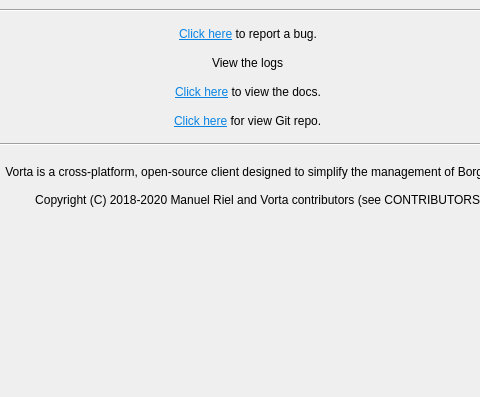
Before: the Qt Designer form src/vorta/assets/UI/abouttab.ui in borgbase/vorta, drawn with Qt 5; both pictures show x 147 to 627 and y 100 to 497 of the 791 by 497 pixel window.
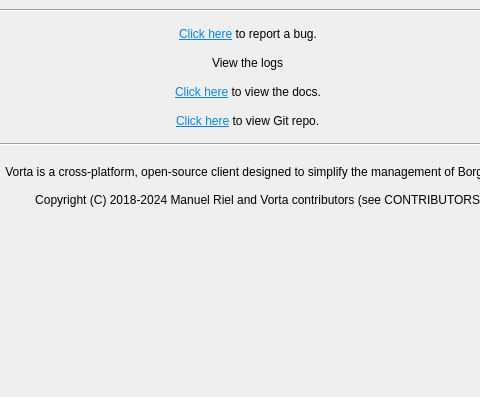
After: the same form once the commit is applied.

Commit message: fix: about dialogue grammar and copyright year

```diff
--- a/src/vorta/assets/UI/abouttab.ui
+++ b/src/vorta/assets/UI/abouttab.ui
@@ -213,7 +213,7 @@
          <item>
           <widget class="QLabel" name="label">
            <property name="text">
-            <string>&lt;html&gt;&lt;head/&gt;&lt;body&gt;&lt;p&gt;&lt;a href=&quot;https://github.com/borgbase/vorta&quot;&gt;&lt;span style=&quot; text-decoration: underline; color:#0984e3;&quot;&gt;Click here&lt;/span&gt;&lt;/a&gt; for view Git repo.&lt;/p&gt;&lt;/body&gt;&lt;/html&gt;</string>
+            <string>&lt;html&gt;&lt;head/&gt;&lt;body&gt;&lt;p&gt;&lt;a href=&quot;https://github.com/borgbase/vorta&quot;&gt;&lt;span style=&quot; text-decoration: underline; color:#0984e3;&quot;&gt;Click here&lt;/span&gt;&lt;/a&gt; to view Git repo.&lt;/p&gt;&lt;/body&gt;&lt;/html&gt;</string>
            </property>
            <property name="openExternalLinks">
             <bool>true</bool>
@@ -246,7 +246,7 @@
             <string>
              Vorta is a cross-platform, open-source client designed to simplify the management of Borg backups.
 
-                      Copyright (C) 2018-2020 Manuel Riel and Vorta contributors (see CONTRIBUTORS.md)
+                      Copyright (C) 2018-2024 Manuel Riel and Vorta contributors (see CONTRIBUTORS.md)
             </string>
            </property>
            <property name="indent">
```
